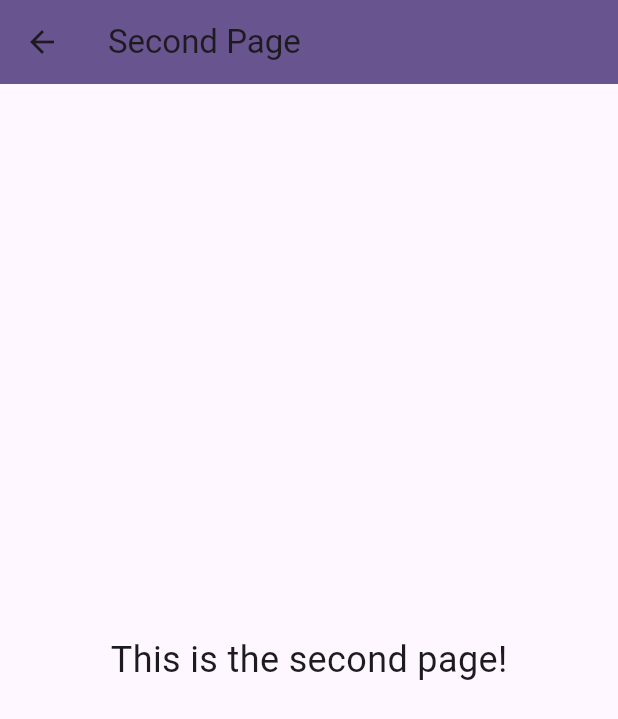
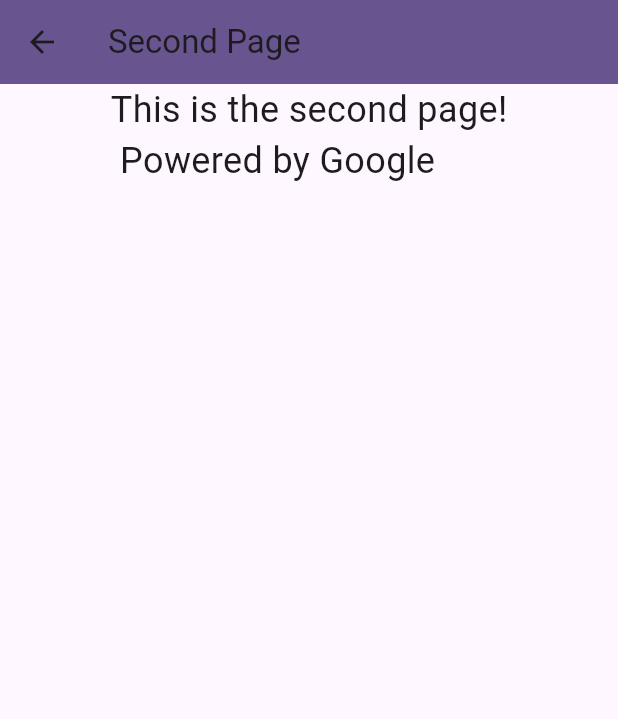
Before and after one commit to mohdaslam01/-XCrossPlatform-App, a Flutter app: the SecondPage screen opened directly, on a phone screen of 412 x 824 dp. Shown: the top 719 px of the screen. Run offline on Flutter 3.47's test engine with Material 3 defaults, Android fonts, the phone set to English and light mode, and no system bars.

Commit message:
minor changes

```diff
--- a/projectapp/lib/second_page.dart
+++ b/projectapp/lib/second_page.dart
@@ -11,12 +11,14 @@ class SecondPage extends StatelessWidget {
         backgroundColor: Theme.of(context).colorScheme.primary,
       ),
       body: const Center(
-        child: Text(
-          'This is the second page!',
-          style:  TextStyle(
-            fontSize: 24,
-          ),
-        ),
+        child: Column(
+          children: [Text(
+            'This is the second page!\n Powered by Google',
+            style:  TextStyle(
+              fontSize: 24,
+            ),
+          ),]
+        )
       ),
     );
   }
```
